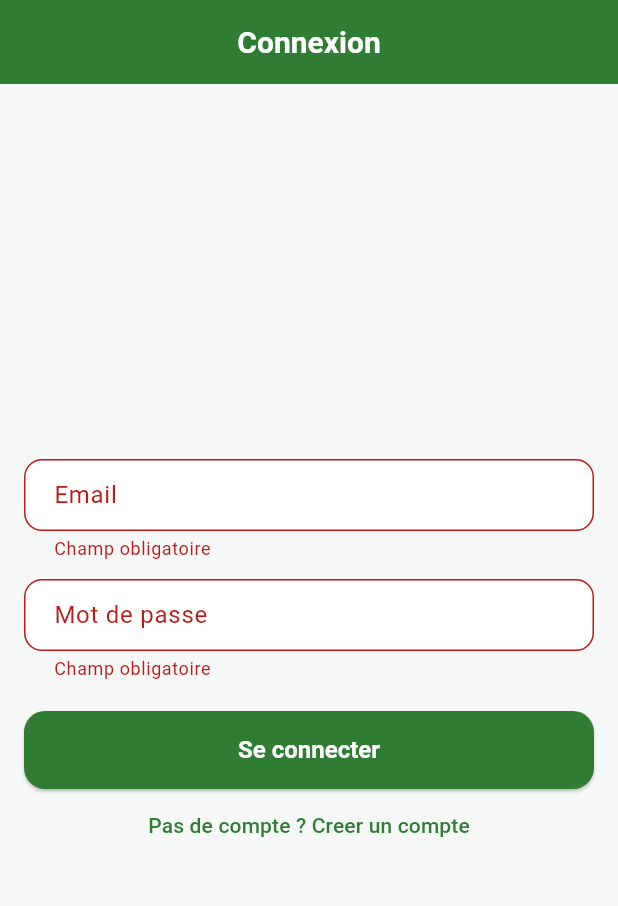
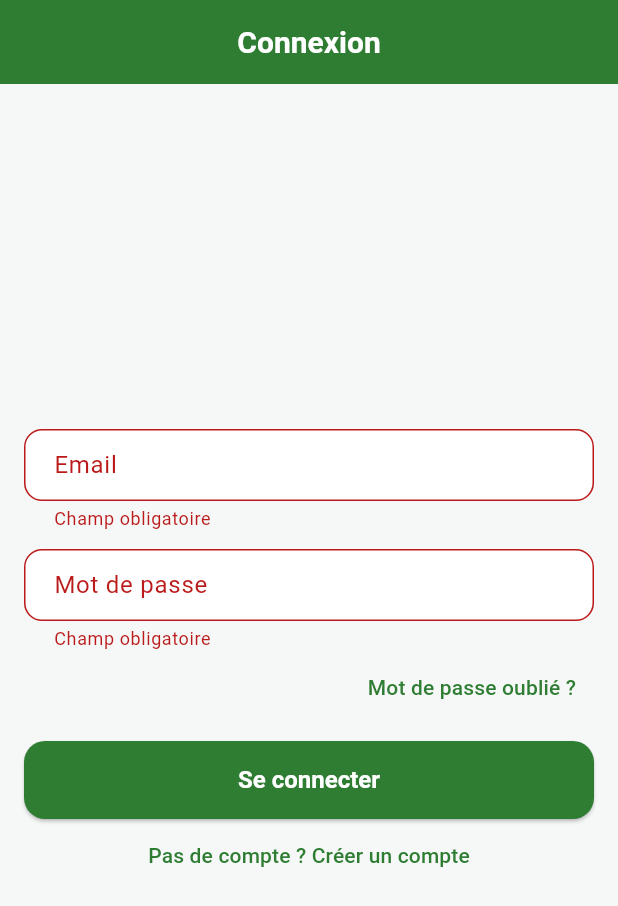
Before and after one commit to eyram-jos/gestion-poulailler, a Flutter app: the screen it shows after launch, after a tap on "Se connecter", on a phone screen of 412 x 824 dp. Shown: the top 906 px of the screen. Run offline on Flutter 3.47's test engine with Material 3 defaults, Android fonts, the phone set to English and light mode, and no system bars; our stand-ins replace cloud_firestore, firebase_auth, firebase_core, fl_chart, printing; accounts and stored records are empty.

Commit message:
jai fais le mot de passe oublié

```diff
--- a/poultry_app/lib/ui/screens/auth/login_screen.dart
+++ b/poultry_app/lib/ui/screens/auth/login_screen.dart
@@ -1,5 +1,6 @@
 import 'package:flutter/material.dart';
 import 'package:provider/provider.dart';
+
 import '../../../providers/auth_provider.dart';
 import '../../../core/validators.dart';
 import '../home/dashboard_screen.dart';
@@ -7,16 +8,26 @@ import 'signup_screen.dart';
 
 class LoginScreen extends StatefulWidget {
   static const routeName = '/login';
+
   const LoginScreen({super.key});
 
   @override
-  State<LoginScreen> createState() => _LoginScreenState();
+  State<LoginScreen> createState() =>
+      _LoginScreenState();
 }
 
-class _LoginScreenState extends State<LoginScreen> {
-  final _emailController = TextEditingController();
-  final _passwordController = TextEditingController();
-  final _formKey = GlobalKey<FormState>();
+class _LoginScreenState
+    extends State<LoginScreen> {
+
+  final _emailController =
+      TextEditingController();
+
+  final _passwordController =
+      TextEditingController();
+
+  final _formKey =
+      GlobalKey<FormState>();
+
   bool _loading = false;
 
   @override
@@ -26,73 +37,239 @@ class _LoginScreenState extends State<LoginScreen> {
     super.dispose();
   }
 
+  Future<void> _forgotPassword() async {
+
+    final email =
+        _emailController.text.trim();
+
+    if (email.isEmpty) {
+
+      ScaffoldMessenger.of(context)
+          .showSnackBar(
+        const SnackBar(
+          content: Text(
+            'Entrez votre email d’abord.',
+          ),
+        ),
+      );
+
+      return;
+    }
+
+    try {
+
+      await context
+          .read<AuthProvider>()
+          .resetPassword(email);
+
+      if (!mounted) return;
+
+      ScaffoldMessenger.of(context)
+          .showSnackBar(
+        const SnackBar(
+          content: Text(
+            'Email de réinitialisation envoyé. Vérifiez votre boîte mail.',
+          ),
+        ),
+      );
+    } catch (e) {
+
+      if (!mounted) return;
+
+      ScaffoldMessenger.of(context)
+          .showSnackBar(
+        SnackBar(
+          content: Text(
+            e.toString(),
+          ),
+        ),
+      );
+    }
+  }
+
   @override
-  Widget build(BuildContext context) {
+  Widget build(
+      BuildContext context) {
+
     return Scaffold(
-      appBar: AppBar(title: const Text('Connexion')),
+      appBar: AppBar(
+        title: const Text(
+          'Connexion',
+        ),
+      ),
+
       body: SafeArea(
         child: Center(
           child: ConstrainedBox(
-            constraints: const BoxConstraints(maxWidth: 420),
+            constraints:
+                const BoxConstraints(
+              maxWidth: 420,
+            ),
+
             child: Padding(
-              padding: const EdgeInsets.all(16),
+              padding:
+                  const EdgeInsets.all(16),
+
               child: Form(
                 key: _formKey,
+
                 child: Column(
-                  mainAxisSize: MainAxisSize.min,
+                  mainAxisSize:
+                      MainAxisSize.min,
+
                   children: [
+
                     TextFormField(
-                      controller: _emailController,
-                      keyboardType: TextInputType.emailAddress,
-                      decoration: const InputDecoration(labelText: 'Email'),
-                      validator: validateEmail,
+                      controller:
+                          _emailController,
+                      keyboardType:
+                          TextInputType
+                              .emailAddress,
+                      decoration:
+                          const InputDecoration(
+                        labelText:
+                            'Email',
                       ),
-                    const SizedBox(height: 12),
+                      validator:
+                          validateEmail,
+                    ),
+
+                    const SizedBox(
+                        height: 12),
+
                     TextFormField(
-                      controller: _passwordController,
+                      controller:
+                          _passwordController,
                       obscureText: true,
-                      decoration: const InputDecoration(labelText: 'Mot de passe'),
-                      validator: validateNotEmpty,
+                      decoration:
+                          const InputDecoration(
+                        labelText:
+                            'Mot de passe',
                       ),
-                    const SizedBox(height: 20),
+                      validator:
+                          validateNotEmpty,
+                    ),
+
+                    Align(
+                      alignment:
+                          Alignment
+                              .centerRight,
+
+                      child: TextButton(
+                        onPressed:
+                            _forgotPassword,
+
+                        child: const Text(
+                          'Mot de passe oublié ?',
+                        ),
+                      ),
+                    ),
+
+                    const SizedBox(
+                        height: 12),
+
                     SizedBox(
-                      width: double.infinity,
-                      child: ElevatedButton(
-                        onPressed: _loading
+                      width:
+                          double.infinity,
+
+                      child:
+                          ElevatedButton(
+                        onPressed:
+                            _loading
                                 ? null
                                 : () async {
-                                if (!_formKey.currentState!.validate()) return;
-                                setState(() => _loading = true);
+
+                                    if (!_formKey
+                                        .currentState!
+                                        .validate()) {
+                                      return;
+                                    }
+
+                                    setState(() =>
+                                        _loading =
+                                            true);
+
                                     try {
-                                  await context.read<AuthProvider>().login(
-                                        _emailController.text.trim(),
-                                        _passwordController.text.trim(),
+
+                                      await context
+                                          .read<
+                                              AuthProvider>()
+                                          .login(
+                                            _emailController
+                                                .text
+                                                .trim(),
+                                            _passwordController
+                                                .text
+                                                .trim(),
                                           );
-                                  if (!context.mounted) return;
-                                  Navigator.of(context).pushReplacementNamed(
-                                    DashboardScreen.routeName,
+
+                                      if (!context
+                                          .mounted) {
+                                        return;
+                                      }
+
+                                      Navigator.of(
+                                              context)
+                                          .pushReplacementNamed(
+                                        DashboardScreen
+                                            .routeName,
                                       );
+
                                     } catch (e) {
-                                  if (!context.mounted) return;
-                                  ScaffoldMessenger.of(context).showSnackBar(
-                                    SnackBar(content: Text(e.toString())),
+
+                                      if (!context
+                                          .mounted) {
+                                        return;
+                                      }
+
+                                      ScaffoldMessenger.of(
+                                              context)
+                                          .showSnackBar(
+                                        SnackBar(
+                                          content: Text(
+                                            e.toString(),
+                                          ),
+                                        ),
                                       );
+
                                     } finally {
-                                  if (mounted) setState(() => _loading = false);
+
+                                      if (mounted) {
+                                        setState(() =>
+                                            _loading =
+                                                false);
+                                      }
                                     }
                                   },
+
                         child: _loading
                             ? const SizedBox(
                                 height: 18,
                                 width: 18,
-                                child: CircularProgressIndicator(strokeWidth: 2),
+                                child:
+                                    CircularProgressIndicator(
+                                  strokeWidth: 2,
+                                ),
                               )
-                            : const Text('Se connecter'),
+                            : const Text(
+                                'Se connecter',
                               ),
                       ),
+                    ),
+
                     TextButton(
-                      onPressed: () => Navigator.of(context).pushNamed(SignupScreen.routeName),
-                      child: const Text('Pas de compte ? Creer un compte'),
+                      onPressed: () {
+                        Navigator.of(
+                                context)
+                            .pushNamed(
+                          SignupScreen
+                              .routeName,
+                        );
+                      },
+
+                      child: const Text(
+                        'Pas de compte ? Créer un compte',
+                      ),
                     ),
                   ],
                 ),
```
Also changed, not shown: poultry_app/lib/providers/auth_provider.dart (+30 -3 lines). Lines whose indentation alone changed are shown as unchanged.
